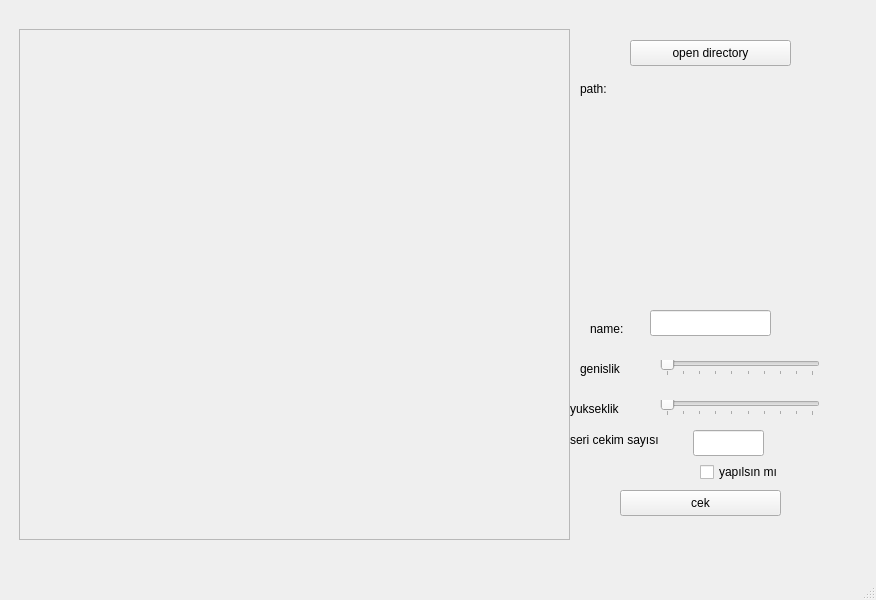
Qt form pyqt5FaceDetection/kisiekleme.ui (Muratoksuz01/detectFace) before a commit.
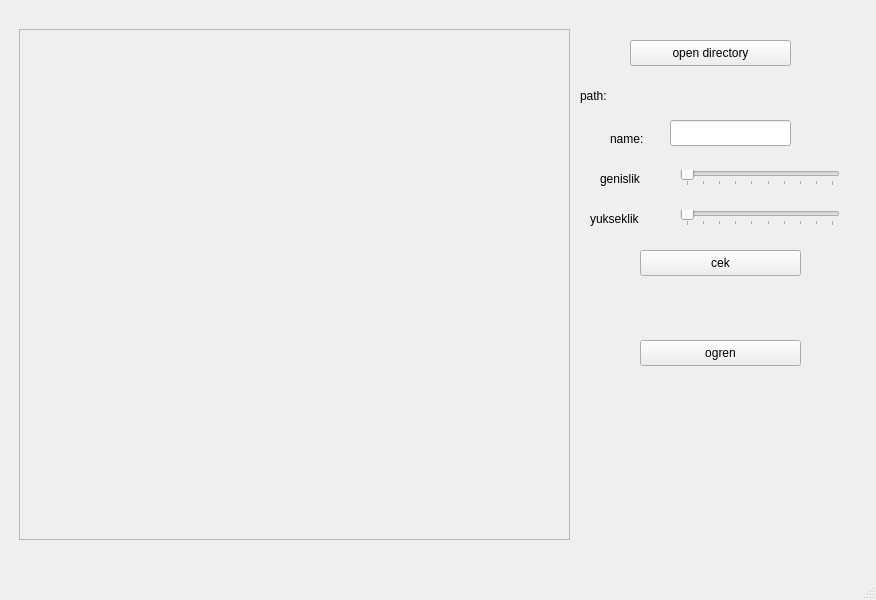
The same form after that commit.

Commit message: resim cekme ve labels txt dosyaları olusturuldu

What changed in the file:
```diff
--- a/pyqt5FaceDetection/kisiekleme.ui
+++ b/pyqt5FaceDetection/kisiekleme.ui
@@ -46,8 +46,8 @@
    <widget class="QSlider" name="sliderGenislik_2">
     <property name="geometry">
      <rect>
-      <x>660</x>
-      <y>360</y>
+      <x>680</x>
+      <y>170</y>
       <width>160</width>
       <height>16</height>
      </rect>
@@ -68,21 +68,11 @@
      <number>1</number>
     </property>
    </widget>
-   <widget class="QLineEdit" name="lblSeriCekim">
-    <property name="geometry">
-     <rect>
-      <x>693</x>
-      <y>430</y>
-      <width>71</width>
-      <height>26</height>
-     </rect>
-    </property>
-   </widget>
    <widget class="QPushButton" name="btnCek">
     <property name="geometry">
      <rect>
-      <x>620</x>
-      <y>490</y>
+      <x>640</x>
+      <y>250</y>
       <width>161</width>
       <height>26</height>
      </rect>
@@ -94,8 +84,8 @@
    <widget class="QSlider" name="sliderYukseklik">
     <property name="geometry">
      <rect>
-      <x>660</x>
-      <y>400</y>
+      <x>680</x>
+      <y>210</y>
       <width>160</width>
       <height>16</height>
      </rect>
@@ -116,24 +106,11 @@
      <number>1</number>
     </property>
    </widget>
-   <widget class="QCheckBox" name="cbSeriCekim">
-    <property name="geometry">
-     <rect>
-      <x>700</x>
-      <y>460</y>
-      <width>85</width>
-      <height>24</height>
-     </rect>
-    </property>
-    <property name="text">
-     <string>yapılsın mı </string>
-    </property>
-   </widget>
    <widget class="QLabel" name="label_2">
     <property name="geometry">
      <rect>
-      <x>570</x>
-      <y>400</y>
+      <x>590</x>
+      <y>210</y>
       <width>58</width>
       <height>18</height>
      </rect>
@@ -142,24 +119,11 @@
      <string>yukseklik</string>
     </property>
    </widget>
-   <widget class="QLabel" name="label_3">
-    <property name="geometry">
-     <rect>
-      <x>570</x>
-      <y>430</y>
-      <width>101</width>
-      <height>20</height>
-     </rect>
-    </property>
-    <property name="text">
-     <string>seri cekim sayısı</string>
-    </property>
-   </widget>
    <widget class="QLabel" name="label_1">
     <property name="geometry">
      <rect>
-      <x>580</x>
-      <y>360</y>
+      <x>600</x>
+      <y>170</y>
       <width>58</width>
       <height>18</height>
      </rect>
@@ -171,8 +135,8 @@
    <widget class="QLineEdit" name="lblSeriCekim_2">
     <property name="geometry">
      <rect>
-      <x>650</x>
-      <y>310</y>
+      <x>670</x>
+      <y>120</y>
       <width>121</width>
       <height>26</height>
      </rect>
@@ -181,8 +145,8 @@
    <widget class="QLabel" name="label_4">
     <property name="geometry">
      <rect>
-      <x>590</x>
-      <y>320</y>
+      <x>610</x>
+      <y>130</y>
       <width>51</width>
       <height>18</height>
      </rect>
@@ -209,14 +173,27 @@
      <rect>
       <x>580</x>
       <y>80</y>
-      <width>51</width>
-      <height>18</height>
+      <width>271</width>
+      <height>31</height>
      </rect>
     </property>
     <property name="text">
      <string>path:</string>
     </property>
    </widget>
+   <widget class="QPushButton" name="btntrain">
+    <property name="geometry">
+     <rect>
+      <x>640</x>
+      <y>340</y>
+      <width>161</width>
+      <height>26</height>
+     </rect>
+    </property>
+    <property name="text">
+     <string>ogren</string>
+    </property>
+   </widget>
   </widget>
   <widget class="QMenuBar" name="menubar">
    <property name="geometry">
```
The commit also changes 3 other files.
